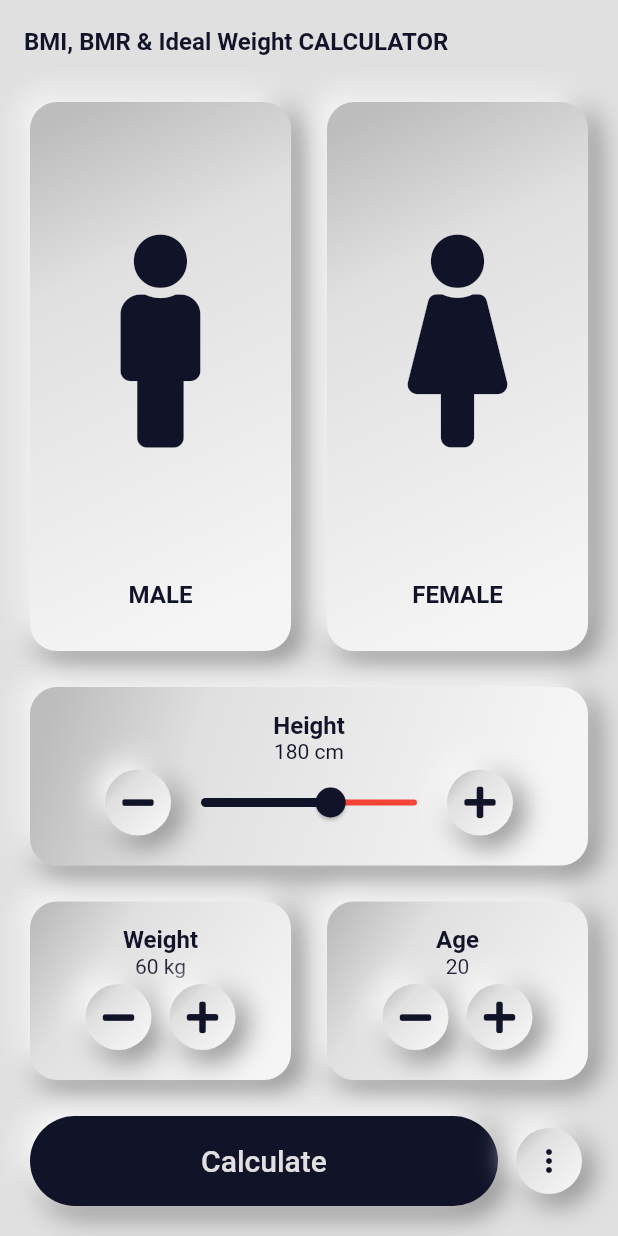
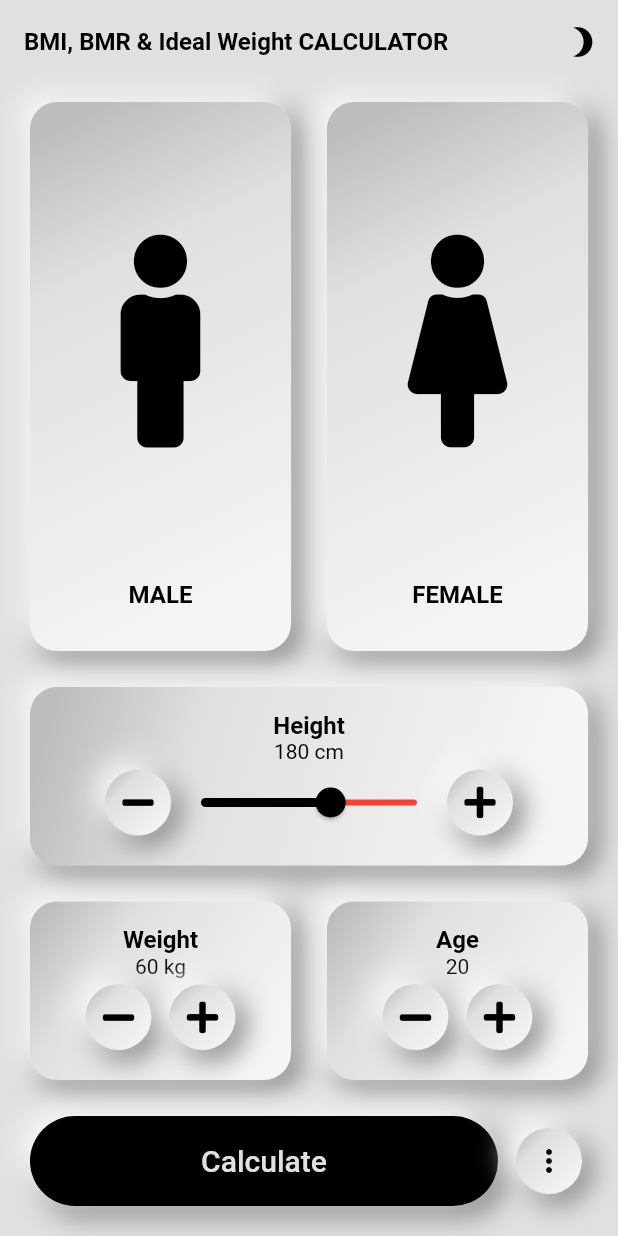
Before and after one commit to jagritjkh/bmi_calculator, a Flutter app: the screen it shows after launch, on a phone screen of 412 x 824 dp. Run offline on Flutter 3.47's test engine with Material 2 defaults, Android fonts, the phone set to English and light mode, and no system bars; our stand-ins replace animated_theme_switcher, font_awesome_flutter, lottie, share, shared_preferences, sqflite; missing offline and left inert: animation_wrappers; accounts and stored records are empty.

Commit message:
add: dark theme

```diff
--- a/lib/components/more_button.dart
+++ b/lib/components/more_button.dart
@@ -53,6 +53,7 @@ class MoreButton extends StatelessWidget {
                             style: theme.textTheme.bodyText1,
                           ),
                           onTap: () {
+                            Navigator.pop(context);
                             Share.share(
                               '${s.heyIFound} BMI, BMR & Ideal Body Weight ${s.on}' +
                                   ' Play Store!' +
--- a/lib/functions/database_helper.dart
+++ b/lib/functions/database_helper.dart
@@ -56,6 +56,7 @@ class HistoryTile extends StatelessWidget {
           title: Text(S.of(context).history, style: theme.textTheme.bodyText1),
           onTap: () async {
             List<Result> results = await _databaseHelper.getResults();
+            Navigator.pop(context);
             Navigator.push(
                 context,
                 MaterialPageRoute(
--- /dev/null
+++ b/lib/local_data_layer/local_data_layer.dart
@@ -0,0 +1,32 @@
+import 'package:shared_preferences/shared_preferences.dart';
+
+class LocalDataLayer {
+  LocalDataLayer._privateConstructor() {
+    _initPref();
+  }
+
+  static final LocalDataLayer _instance = LocalDataLayer._privateConstructor();
+
+  factory LocalDataLayer() {
+    return _instance;
+  }
+
+  SharedPreferences? _prefs;
+  static const String isDark = 'isDark';
+
+  _initPref() async {
+    if (_prefs == null) {
+      _prefs = await SharedPreferences.getInstance();
+    }
+  }
+
+  Future<bool> setTheme(bool value) async {
+    await _initPref();
+    return _prefs!.setBool(isDark, value);
+  }
+
+  Future<bool?> getTheme() async {
+    await _initPref();
+    return _prefs!.containsKey(isDark) ? _prefs!.getBool(isDark) : false;
+  }
+}
--- a/lib/main.dart
+++ b/lib/main.dart
@@ -1,4 +1,6 @@
+import 'package:animated_theme_switcher/animated_theme_switcher.dart';
 import 'package:bmi_calculator/generated/l10n.dart';
+import 'package:bmi_calculator/local_data_layer/local_data_layer.dart';
 import 'package:bmi_calculator/theme/style.dart';
 import 'package:flutter/material.dart';
 import 'package:flutter/services.dart';
@@ -7,16 +9,24 @@ import 'screens/input_page.dart';
 
 Future<void> main() async {
   WidgetsFlutterBinding.ensureInitialized();
-  SystemChrome.setPreferredOrientations(
+  bool? isDark = await LocalDataLayer().getTheme();
+  await SystemChrome.setPreferredOrientations(
       [DeviceOrientation.portraitUp, DeviceOrientation.portraitDown]);
-  runApp(BMICalculator());
+  runApp(BMICalculator(isDark!));
 }
 
 class BMICalculator extends StatelessWidget {
+  final bool isDark;
+
+  BMICalculator(this.isDark);
+
   @override
   Widget build(BuildContext context) {
+    return ThemeProvider(
+      initTheme: isDark ? AppTheme.darkTheme : AppTheme.lightTheme,
+      builder: (context, myTheme) {
         return MaterialApp(
-      theme: AppTheme.lightTheme,
+          theme: myTheme,
           localizationsDelegates: [
             S.delegate,
             GlobalMaterialLocalizations.delegate,
@@ -24,7 +34,9 @@ class BMICalculator extends StatelessWidget {
             GlobalCupertinoLocalizations.delegate,
           ],
           supportedLocales: S.delegate.supportedLocales,
-      home: InputPage(),
+          home: InputPage(isDark),
+        );
+      },
     );
   }
 }
--- a/lib/screens/input_page.dart
+++ b/lib/screens/input_page.dart
@@ -1,19 +1,19 @@
+import 'package:animated_theme_switcher/animated_theme_switcher.dart';
 import 'package:bmi_calculator/app_config/app_config.dart';
 import 'package:bmi_calculator/components/bottom_bar.dart';
-import 'package:bmi_calculator/components/custom_box_decoration.dart';
 import 'package:bmi_calculator/components/icon_content.dart';
 import 'package:bmi_calculator/components/more_button.dart';
 import 'package:bmi_calculator/components/reusable_card.dart';
 import 'package:bmi_calculator/components/round_icon_button.dart';
 import 'package:bmi_calculator/functions/calculator_brain.dart';
-import 'package:bmi_calculator/functions/database_helper.dart';
+import 'package:bmi_calculator/local_data_layer/local_data_layer.dart';
 import 'package:bmi_calculator/models/result.dart';
 import 'package:bmi_calculator/screens/results_page.dart';
+import 'package:bmi_calculator/theme/style.dart';
 import 'package:flutter/cupertino.dart';
 import 'package:flutter/material.dart';
 import 'package:font_awesome_flutter/font_awesome_flutter.dart';
 import 'package:bmi_calculator/generated/l10n.dart';
-import 'package:share/share.dart';
 
 enum Gender {
   maleCard,
@@ -21,6 +21,10 @@ enum Gender {
 }
 
 class InputPage extends StatefulWidget {
+  final bool isDark;
+
+  InputPage(this.isDark);
+
   @override
   _InputPageState createState() => _InputPageState();
 }
@@ -30,17 +34,42 @@ class _InputPageState extends State<InputPage> {
   int height = 180;
   int weight = 60;
   int age = 20;
+  late bool isDark;
+
+  @override
+  void initState() {
+    super.initState();
+    isDark = widget.isDark;
+  }
 
   @override
   Widget build(BuildContext context) {
     var theme = Theme.of(context);
     var s = S.of(context);
-    return Scaffold(
+    return ThemeSwitchingArea(
+      child: Scaffold(
         appBar: AppBar(
-        title: Text(
-          AppConfig.appName,
-          style: theme.textTheme.bodyText1,
-        ),
+          title: Text(AppConfig.appName, style: theme.textTheme.bodyText1),
+          actions: [
+            ThemeSwitcher(
+                clipper: ThemeSwitcherCircleClipper(),
+                builder: (context) {
+                  return IconButton(
+                    icon: Icon(
+                        isDark ? Icons.brightness_high : Icons.brightness_3),
+                    onPressed: () async {
+                      ThemeSwitcher.of(context)?.changeTheme(
+                          theme:
+                              isDark ? AppTheme.lightTheme : AppTheme.darkTheme,
+                          reverseAnimation: isDark ? true : false);
+                      setState(() {
+                        isDark = !isDark;
+                      });
+                      await LocalDataLayer().setTheme(isDark);
+                    },
+                  );
+                }),
+          ],
         ),
         body: Padding(
           padding: EdgeInsets.fromLTRB(8.0, 0.0, 8.0, 8.0),
@@ -250,6 +279,7 @@ class _InputPageState extends State<InputPage> {
             ],
           ),
         ),
+      ),
     );
   }
 }
--- a/lib/theme/style.dart
+++ b/lib/theme/style.dart
@@ -1,8 +1,11 @@
 import 'package:flutter/material.dart';
 
-final Color lightColor = Colors.grey.shade300;
-final Color darkColor = Color(0xFF111328);
+final Color darkColor = Colors.black;
+final Color grey900 = Colors.grey.shade900;
+final Color grey800 = Colors.grey.shade800;
+final Color grey700 = Colors.grey.shade700;
 final Color grey600 = Colors.grey.shade600;
+final Color grey500 = Colors.grey.shade500;
 final Color grey400 = Colors.grey.shade400;
 final Color grey300 = Colors.grey.shade300;
 final Color grey200 = Colors.grey.shade200;
@@ -10,7 +13,7 @@ final Color grey100 = Colors.grey.shade100;
 
 class AppTheme {
   static ThemeData lightTheme = ThemeData.light().copyWith(
-    scaffoldBackgroundColor: lightColor,
+    scaffoldBackgroundColor: grey300,
     primaryColor: Colors.white,
     backgroundColor: darkColor,
     cardColor: grey600,
@@ -28,7 +31,7 @@ class AppTheme {
 
     //text theme
     textTheme: TextTheme(
-      button: TextStyle(color: lightColor, fontSize: 20),
+      button: TextStyle(color: grey300, fontSize: 20),
       bodyText1: TextStyle(
         color: darkColor,
         fontWeight: FontWeight.bold,
@@ -39,7 +42,7 @@ class AppTheme {
       headline5: TextStyle(color: darkColor, fontWeight: FontWeight.bold),
     ),
 
-    //slider theme
+    //slider theme+
     sliderTheme: SliderThemeData(
       activeTrackColor: darkColor,
       inactiveTrackColor: Colors.red,
@@ -51,38 +54,44 @@ class AppTheme {
   );
 
   static ThemeData darkTheme = ThemeData.dark().copyWith(
-    scaffoldBackgroundColor: darkColor,
-    backgroundColor: lightColor,
+    scaffoldBackgroundColor: grey900,
+    primaryColor: grey900,
+    backgroundColor: grey300,
+    cardColor: darkColor,
+    accentColor: darkColor,
+    disabledColor: Colors.black54,
+    dividerColor: Colors.black45,
+    hintColor: Colors.black38,
 
     //app bar theme
     appBarTheme: AppBarTheme(
       color: Colors.transparent,
       elevation: 0,
-      iconTheme: IconThemeData(color: lightColor),
-      titleTextStyle: TextStyle(fontSize: 20, color: lightColor),
+      iconTheme: IconThemeData(color: grey300),
+      titleTextStyle: TextStyle(fontSize: 20, color: grey300),
     ),
 
     //text theme
     textTheme: TextTheme(
       button: TextStyle(color: darkColor, fontSize: 20),
       bodyText1: TextStyle(
-        color: lightColor,
+        color: grey300,
         fontWeight: FontWeight.bold,
         fontSize: 16,
       ),
-      bodyText2: TextStyle(color: lightColor),
-      headline4: TextStyle(color: lightColor, fontWeight: FontWeight.bold),
-      headline5: TextStyle(color: lightColor, fontWeight: FontWeight.bold),
+      bodyText2: TextStyle(color: grey300),
+      headline4: TextStyle(color: grey300, fontWeight: FontWeight.bold),
+      headline5: TextStyle(color: grey300, fontWeight: FontWeight.bold),
     ),
 
     //slider theme
     sliderTheme: SliderThemeData(
-      activeTrackColor: lightColor,
+      activeTrackColor: grey300,
       inactiveTrackColor: Colors.red,
       thumbShape: RoundSliderThumbShape(enabledThumbRadius: 10.0),
-      thumbColor: lightColor,
+      thumbColor: grey300,
       overlayShape: RoundSliderOverlayShape(overlayRadius: 20.0),
-      overlayColor: lightColor.withOpacity(0.3),
+      overlayColor: grey300.withOpacity(0.3),
     ),
   );
 }
--- a/pubspec.yaml
+++ b/pubspec.yaml
@@ -18,6 +18,8 @@ dependencies:
   lottie: ^1.0.1
   animation_wrappers: ^0.0.4
   share: ^2.0.1
+  animated_theme_switcher: ^2.0.1
+  shared_preferences: ^2.0.5
 
 
 dev_dependencies:
@@ -33,6 +35,6 @@ flutter:
 
 
 flutter_intl:
-  enabled: true
+  enabled: false
   class_name: S
   main_locale: en
```
Also changed, not shown: lib/screens/history_page.dart (+2 -17 lines), pubspec.lock, 16 other files. Lines whose indentation alone changed are shown as unchanged.
